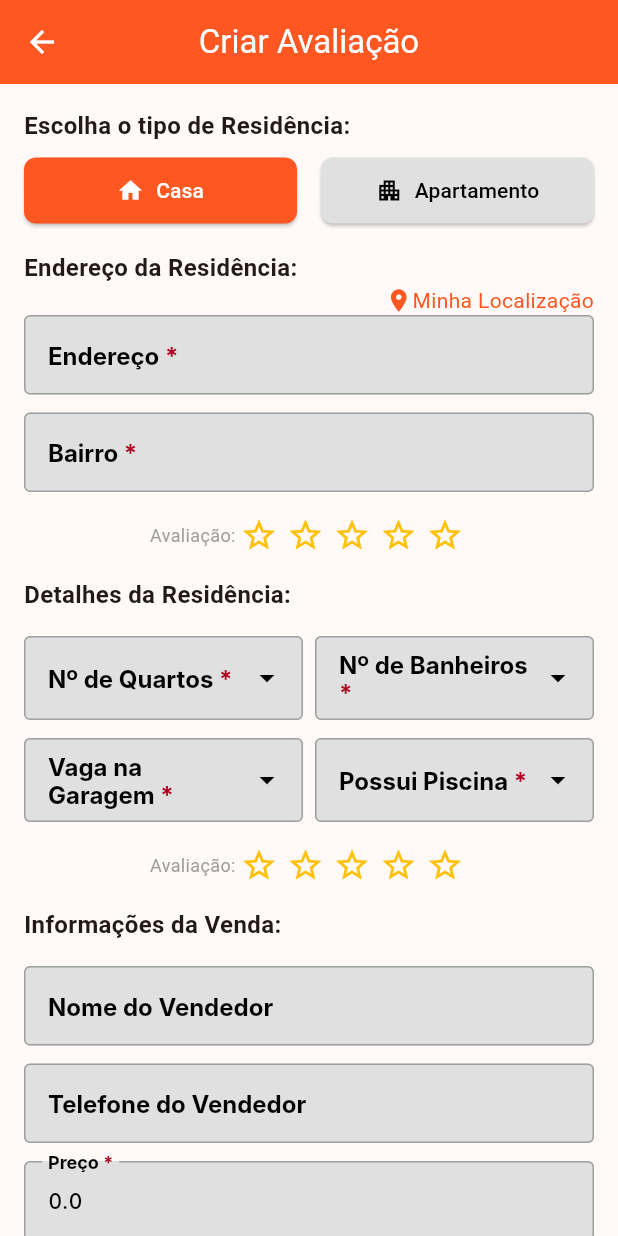
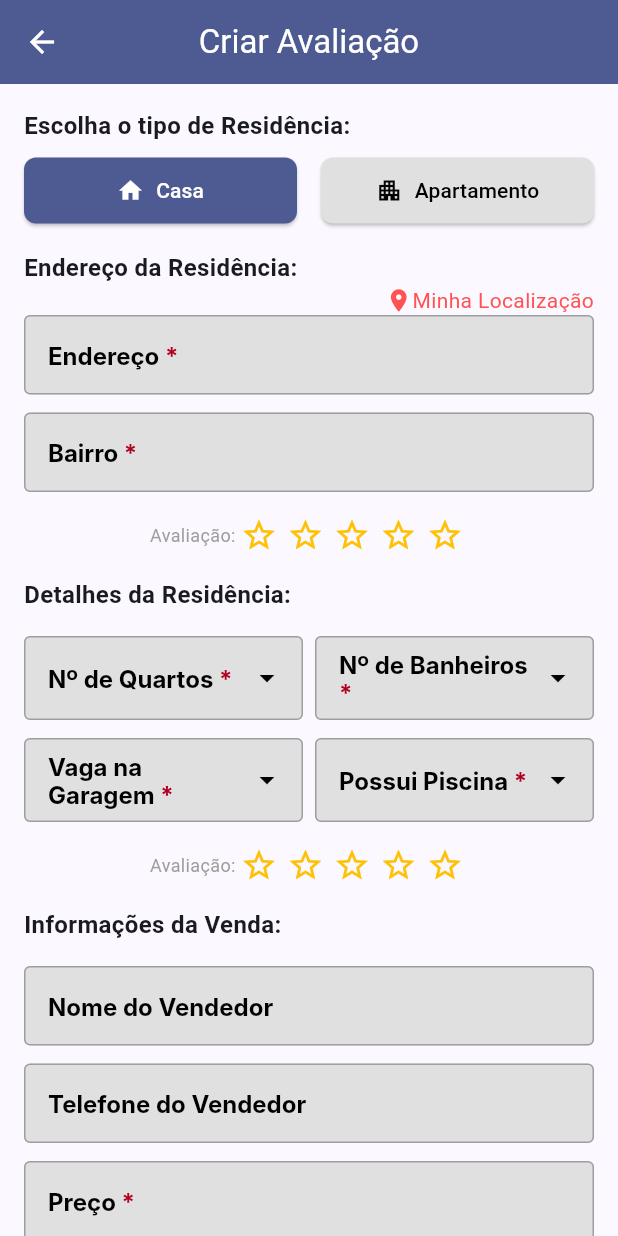
Before and after one commit to VictorBren0/future_home_app, a Flutter app: the screen it shows after launch, after a tap on the "add circle" icon, on a phone screen of 412 x 824 dp. Run offline on Flutter 3.47's test engine with Material 3 defaults, Android fonts, the phone set to English and light mode, and no system bars; our stand-ins replace sqflite; accounts and stored records are empty; Roboto replaces fonts that are missing (Inter).

Commit message:
feat: melhorias

```diff
--- a/lib/main.dart
+++ b/lib/main.dart
@@ -11,7 +11,7 @@ void main() {
   runApp(
     MultiProvider(
       providers: [
-        ChangeNotifierProvider(create: (_) => ResidenceProvider()),
+        ChangeNotifierProvider(create: (BuildContext context) => ResidenceProvider()),
       ],
       child: const App(),
     ),
@@ -34,7 +34,7 @@ class _AppState extends State<App> {
       title: "Future Home",
       theme: ThemeData(
         colorScheme: ColorScheme.fromSeed(
-          seedColor: Colors.deepOrange,
+          seedColor: const Color.fromARGB(94, 33, 91, 255),
         ),
       ),
       routes: {
--- a/lib/pages/form_page.dart
+++ b/lib/pages/form_page.dart
@@ -1,9 +1,12 @@
 import 'package:flutter/material.dart';
 import 'package:future_home_app/models/residence_model.dart';
 import 'package:future_home_app/utils/generate_unique_id.dart';
+import 'package:future_home_app/utils/money_input_formatter.dart';
+import 'package:future_home_app/utils/phone_input_formatter.dart';
 import 'package:future_home_app/widgets/list_type_residence.dart';
 import 'package:future_home_app/widgets/select.dart';
 import 'package:future_home_app/widgets/stars_rating.dart';
+import 'package:intl/intl.dart';
 import '../widgets/input.dart';
 import 'package:future_home_app/providers/residence_provider.dart';
 import 'package:provider/provider.dart';
@@ -37,18 +40,40 @@ class _FormPageState extends State<FormPage> {
   final _formKey = GlobalKey<FormState>();
   final List<String> _options = ["Não Possui", "1", "2", "3", "4", "5"];
 
+  final TextEditingController _addressController = TextEditingController();
+  final TextEditingController _neighborhoodController = TextEditingController();
+  final TextEditingController _nmSellerController = TextEditingController();
+  final TextEditingController _phoneSellerController = TextEditingController();
+  final TextEditingController _priceController = TextEditingController();
+
+  bool isLoaded = false;
+
+  @override
+  void dispose() {
+    _addressController.dispose();
+    _neighborhoodController.dispose();
+    _nmSellerController.dispose();
+    _phoneSellerController.dispose();
+    _priceController.dispose();
+    super.dispose();
+  }
+
   Future<void> handleSave() async {
     if (residence.id.isEmpty) {
       residence.id = generateUniqueId();
-      Provider.of<ResidenceProvider>(context, listen: false).postResidence(residence);
+      Provider.of<ResidenceProvider>(
+        context,
+        listen: false,
+      ).postResidence(residence);
       Navigator.pop(context);
       return;
     }
-    Provider.of<ResidenceProvider>(context, listen: false).putResidence(residence);
+    Provider.of<ResidenceProvider>(
+      context,
+      listen: false,
+    ).putResidence(residence);
     Navigator.pop(context, residence);
   }
-
-  bool isLoaded = false;
 
   @override
   Widget build(BuildContext context) {
@@ -71,13 +96,22 @@ class _FormPageState extends State<FormPage> {
       residence.rtSeller = residenceEdit.rtSeller;
       residence.createdAt = residenceEdit.createdAt;
       residence.updatedAt = DateTime.now();
+
+      _addressController.text = residence.address;
+      _neighborhoodController.text = residence.neighborhood;
+      _nmSellerController.text = residence.nmSeller;
+      _phoneSellerController.text = residence.phoneSeller;
+      _priceController.text = NumberFormat.simpleCurrency(
+        locale: 'pt_BR',
+      ).format(residence.price);
+
       isLoaded = true;
     }
 
     return Scaffold(
       appBar: AppBar(
         title: const Text('Criar Avaliação'),
-        backgroundColor: Colors.deepOrange,
+        backgroundColor: Theme.of(context).colorScheme.primary,
         centerTitle: true,
         foregroundColor: Colors.white,
       ),
@@ -114,21 +148,21 @@ class _FormPageState extends State<FormPage> {
                   },
                   child: Row(
                     mainAxisAlignment: MainAxisAlignment.end,
-                    children: const [
+                    children: [
                       Icon(
                         Icons.location_on,
-                        color: Colors.deepOrange,
+                        color: Colors.redAccent,
                         size: 18.0,
                       ),
                       Text(
                         "Minha Localização",
-                        style: TextStyle(color: Colors.deepOrange),
+                        style: TextStyle(color: Colors.redAccent),
                       ),
                     ],
                   ),
                 ),
                 Input(
-                  value: residence.address,
+                  controller: _addressController,
                   label: "Endereço",
                   isRequired: true,
                   onChange: (value) {
@@ -143,7 +177,7 @@ class _FormPageState extends State<FormPage> {
                 ),
                 const SizedBox(height: 12),
                 Input(
-                  value: residence.neighborhood,
+                  controller: _neighborhoodController,
                   label: "Bairro",
                   isRequired: true,
                   onChange: (value) {
@@ -175,7 +209,6 @@ class _FormPageState extends State<FormPage> {
                   ],
                 ),
                 const SizedBox(height: 16),
-
                 Text(
                   'Detalhes da Residência:',
                   style: TextStyle(fontSize: 16, fontWeight: FontWeight.w700),
@@ -285,7 +318,7 @@ class _FormPageState extends State<FormPage> {
                 ),
                 const SizedBox(height: 16),
                 Input(
-                  value: residence.nmSeller,
+                  controller: _nmSellerController,
                   label: "Nome do Vendedor",
                   onChange: (value) {
                     residence.nmSeller = value;
@@ -293,19 +326,26 @@ class _FormPageState extends State<FormPage> {
                 ),
                 const SizedBox(height: 12),
                 Input(
-                  value: residence.phoneSeller,
+                  controller: _phoneSellerController,
                   label: "Telefone do Vendedor",
+                  inputFormatters: [phoneInputFormatter()],
+                  keyboardType: TextInputType.phone,
                   onChange: (value) {
                     residence.phoneSeller = value;
                   },
                 ),
                 const SizedBox(height: 12),
                 Input(
-                  value: residence.price.toString(),
+                  controller: _priceController,
                   label: "Preço",
                   isRequired: true,
+                  inputFormatters: [moneyInputFormatter()],
                   onChange: (value) {
-                    residence.price = double.tryParse(value) ?? 0.0;
+                    final cleanedValue = value.replaceAll(
+                      RegExp(r'[^0-9]'),
+                      '',
+                    );
+                    residence.price = double.tryParse(cleanedValue) ?? 0.0;
                   },
                   validator: (value) {
                     if (value == null || value.trim().isEmpty) {
@@ -342,7 +382,7 @@ class _FormPageState extends State<FormPage> {
                     },
                     style: ElevatedButton.styleFrom(
                       minimumSize: const Size(250, 50),
-                      backgroundColor: Colors.deepOrange,
+                      backgroundColor: Theme.of(context).colorScheme.primary,
                       padding: const EdgeInsets.symmetric(
                         horizontal: 32,
                         vertical: 12,
--- a/lib/pages/home_page.dart
+++ b/lib/pages/home_page.dart
@@ -39,7 +39,7 @@ class _HomePageState extends State<HomePage> {
           image: AssetImage('assets/images/logo.png'),
           height: 40,
         ),
-        backgroundColor: Colors.deepOrange,
+        backgroundColor: Theme.of(context).colorScheme.primary,
         actions: [
           IconButton(
             icon: const Icon(Icons.add_circle),
--- a/lib/widgets/input.dart
+++ b/lib/widgets/input.dart
@@ -1,4 +1,5 @@
 import 'package:flutter/material.dart';
+import 'package:flutter/services.dart';
 
 class Input extends StatelessWidget {
   final String label;
@@ -6,15 +7,17 @@ class Input extends StatelessWidget {
   final void Function(String) onChange;
   final bool isRequired;
   final String? Function(String?)? validator;
-  final String value;
+  final TextEditingController controller;
+  final List<TextInputFormatter>? inputFormatters;
 
   const Input({
     required this.label,
     this.keyboardType,
     required this.onChange,
-    required this.value,
+    required this.controller,
     this.isRequired = false,
     this.validator,
+    this.inputFormatters,
     super.key,
   });
 
@@ -22,8 +25,9 @@ class Input extends StatelessWidget {
   Widget build(BuildContext context) {
     return TextFormField(
       onChanged: onChange,
-      initialValue: value,
+      controller: controller,
       keyboardType: keyboardType,
+      inputFormatters: inputFormatters,
       cursorColor: Colors.black,
       style: const TextStyle(
         color: Colors.black,
@@ -45,8 +49,7 @@ class Input extends StatelessWidget {
               fontFamily: 'Inter',
               fontWeight: FontWeight.w700,
             ),
-            children:
-                isRequired
+            children: isRequired
                 ? [
                     const TextSpan(
                       text: ' *',
--- a/lib/widgets/item_card.dart
+++ b/lib/widgets/item_card.dart
@@ -75,12 +75,12 @@ class ItemCard extends StatelessWidget {
             isHome
                 ? Icon(
                     Icons.home_outlined,
-                    color: Colors.deepOrange,
+                    color: Colors.lightBlue,
                     size: 24,
                   )
                 : Icon(
                     Icons.apartment_outlined,
-                    color: Colors.deepOrange,
+                    color: Colors.lightBlue,
                     size: 24,
                   ),
             Text(
--- a/lib/widgets/list_type_residence.dart
+++ b/lib/widgets/list_type_residence.dart
@@ -22,7 +22,7 @@ class ListTypeResidence extends StatelessWidget {
             label: const Text('Casa'),
             style: ElevatedButton.styleFrom(
               backgroundColor:
-                  selected == 'casa' ? Colors.deepOrange : Colors.grey[300],
+                  selected == 'casa' ? Theme.of(context).colorScheme.primary : Colors.grey[300],
               foregroundColor:
                   selected == 'casa' ? Colors.white : Colors.black,
               padding: const EdgeInsets.symmetric(horizontal: 20, vertical: 12),
@@ -40,7 +40,7 @@ class ListTypeResidence extends StatelessWidget {
             label: const Text('Apartamento'),
             style: ElevatedButton.styleFrom(
               backgroundColor: selected == 'apartamento'
-                  ? Colors.deepOrange
+                  ? Theme.of(context).colorScheme.primary
                   : Colors.grey[300],
               foregroundColor: selected == 'apartamento'
                   ? Colors.white
```
Also changed, not shown: lib/pages/details_page.dart (+30 -7 lines), lib/utils/money_input_formatter.dart (added, +15 -0 lines), lib/utils/phone_input_formatter.dart (added, +25 -0 lines), 1 other file. Lines whose indentation alone changed are shown as unchanged.
